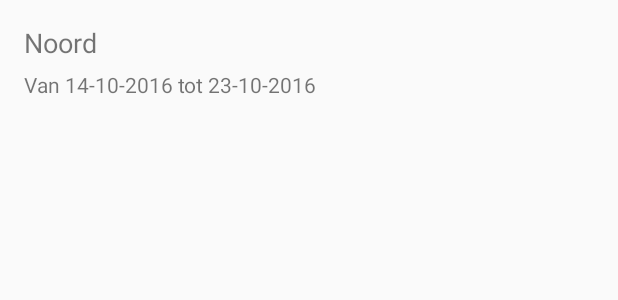
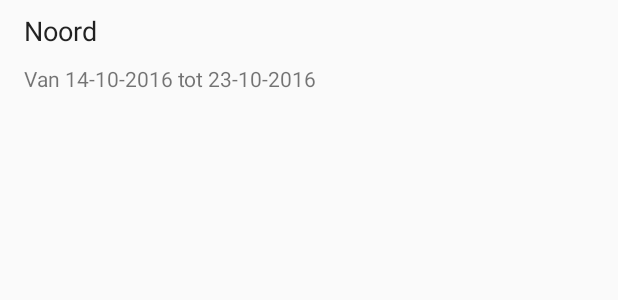
Before and after one commit to CIearSkies/VakantieTrackerNederland, an Android app: the layout activity_detail_adapter.xml on its own in the app's theme, with its tools: preview values and no code run, on a phone screen of 412 x 824 dp. Shown: the top 300 px of the screen. Run offline under Robolectric (Android 15) with nearby library versions, the phone set to English and light mode, and no system bars.

Commit message:
Final Product

```diff
--- a/app/src/main/AndroidManifest.xml
+++ b/app/src/main/AndroidManifest.xml
@@ -1,6 +1,9 @@
 <?xml version="1.0" encoding="utf-8"?>
 <manifest xmlns:android="http://schemas.android.com/apk/res/android"
     package="com.arstotzka.tristen.vakantietrackernederland">
+
+    <uses-permission android:name="android.permission.ACCESS_NETWORK_STATE"></uses-permission>
+    <uses-permission android:name="android.permission.INTERNET"></uses-permission>
 
     <application
         android:allowBackup="true"
--- a/app/src/main/java/com/arstotzka/tristen/vakantietrackernederland/VakantieDetail.java
+++ b/app/src/main/java/com/arstotzka/tristen/vakantietrackernederland/VakantieDetail.java
@@ -26,9 +26,11 @@ ArrayList<Tijdvak> tijdvakken;
         data = (ListView) findViewById(R.id.dataList);
 
         Intent i = getIntent();
-        Tijdvak tijdvak = (Tijdvak) i.getSerializableExtra("VAKANTIE_ITEM");
+        VakantieItem item = (VakantieItem) i.getSerializableExtra("VAKANTIE_ITEM");
 
-        tijdvakken.add(tijdvak);
+        title.setText(item.name);
+
+        tijdvakken=item.tijdvak;
         adapter= new detailAdapter(this,tijdvakken);
         data.setAdapter(adapter);
     }
--- a/app/src/main/java/com/arstotzka/tristen/vakantietrackernederland/detailAdapter.java
+++ b/app/src/main/java/com/arstotzka/tristen/vakantietrackernederland/detailAdapter.java
@@ -24,10 +24,12 @@ public class detailAdapter extends ArrayAdapter<Tijdvak> {
         }
 
         TextView regiotxt = (TextView) convertView.findViewById(R.id.NMZ_txt);
-        regiotxt.setText("Bleep");
+        regiotxt.setText(va.region);
 
         TextView datatxt = (TextView) convertView.findViewById(R.id.datums_txt);
-        datatxt.setText("Bleep");
+        int startyear = va.startdate.getYear()+1900;
+        int endyear = va.enddate.getYear()+1900;
+        datatxt.setText("Van: "+va.startdate.getDate()+"-"+va.startdate.getMonth()+"-"+startyear+" Tot: "+va.enddate.getDate()+"-"+va.enddate.getMonth()+"-"+endyear);
         return convertView;
     }
 }
--- a/app/src/main/java/com/arstotzka/tristen/vakantietrackernederland/hoofdAdapter.java
+++ b/app/src/main/java/com/arstotzka/tristen/vakantietrackernederland/hoofdAdapter.java
@@ -28,7 +28,8 @@ public class hoofdAdapter extends ArrayAdapter<VakantieItem> {
         if(position%2==0){vakTitle.setTextColor(Color.BLUE);}
 
         TextView regioNr = (TextView) convertView.findViewById(R.id.regio_ID_nr);
-        regioNr.setText(va.tijdvak.get(0).region);
+        String aantalRegios = Integer.toString(va.tijdvak.size());
+        regioNr.setText(aantalRegios);
 
         TextView regioTxt = (TextView) convertView.findViewById(R.id.regio_ID_txt);
         if(va.tijdvak.get(0).region.equals("1")){ regioTxt.setText("Regio"); } else regioTxt.setText("Regio's");
--- a/app/src/main/res/layout/activity_detail_adapter.xml
+++ b/app/src/main/res/layout/activity_detail_adapter.xml
@@ -10,7 +10,7 @@
         android:layout_width="wrap_content"
         android:layout_height="wrap_content"
         android:id="@+id/guideline"
-        app:layout_constraintGuide_begin="76dp"
+        app:layout_constraintGuide_begin="79dp"
         android:orientation="horizontal" />
 
     <TextView
@@ -18,8 +18,9 @@
         android:layout_width="wrap_content"
         android:layout_height="wrap_content"
         android:layout_marginLeft="16dp"
-        android:layout_marginTop="16dp"
+        android:layout_marginTop="8dp"
         android:text="TextView"
+        android:textAppearance="@style/TextAppearance.AppCompat.Headline"
         android:textSize="18sp"
         app:layout_constraintLeft_toLeftOf="parent"
         app:layout_constraintTop_toTopOf="parent"
@@ -27,8 +28,8 @@
 
     <TextView
         android:id="@+id/datums_txt"
-        android:layout_width="357dp"
-        android:layout_height="24dp"
+        android:layout_width="340dp"
+        android:layout_height="25dp"
         android:layout_marginLeft="16dp"
         android:text="TextView"
         app:layout_constraintLeft_toLeftOf="parent"
@@ -36,6 +37,8 @@
         android:layout_marginTop="8dp"
         app:layout_constraintTop_toBottomOf="@+id/NMZ_txt"
         android:layout_marginBottom="8dp"
-        app:layout_constraintBottom_toTopOf="@+id/guideline" />
+        app:layout_constraintBottom_toTopOf="@+id/guideline"
+        tools:layout_editor_absoluteY="58dp"
+        app:layout_constraintVertical_bias="0.478" />
 
 </android.support.constraint.ConstraintLayout>
```
Also changed, not shown: app/src/main/java/com/arstotzka/tristen/vakantietrackernederland/MainActivity.java (+2 -14 lines), app/src/main/java/com/arstotzka/tristen/vakantietrackernederland/SchoolVakantieTask.java (+34 -2 lines), app/src/main/res/layout/activity_vakantie_detail.xml (+16 -14 lines), app/src/main/res/layout/hoofd_adapter.xml (+6 -6 lines).
